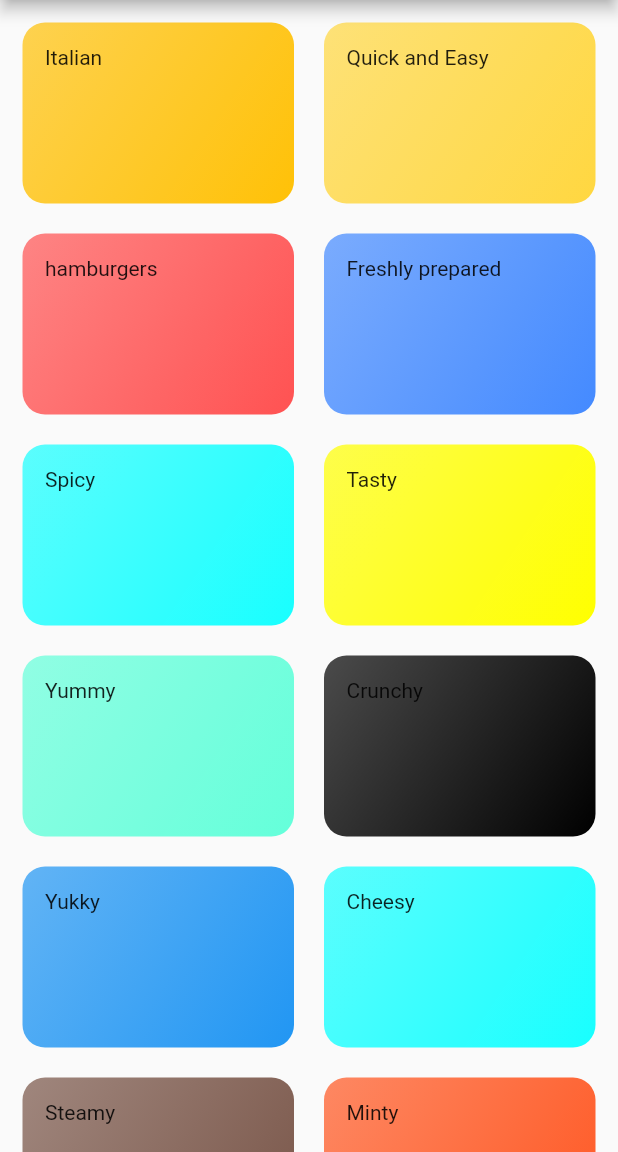
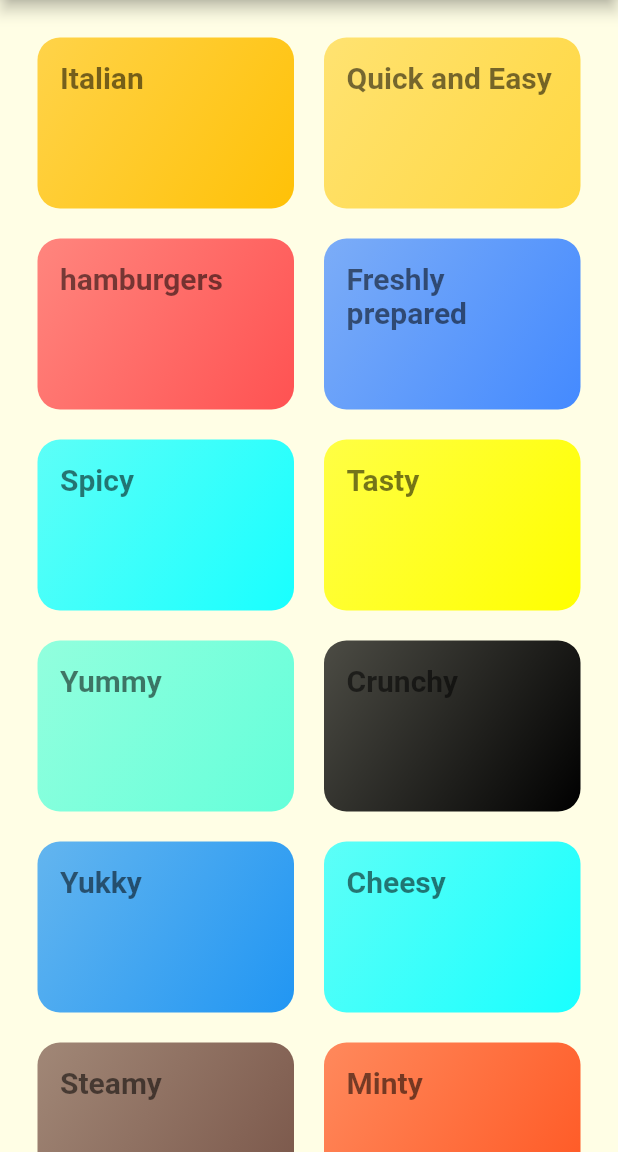
Before and after one commit to famousfishi/meals_fame, a Flutter app: the screen it shows after launch, on a phone screen of 412 x 824 dp, the part 84-1236 px from its top. Run offline on Flutter 3.47's test engine with Material 2 defaults, Android fonts, the phone set to English and light mode, and no system bars.

Commit message:
added themes to meals fame main.dart

```diff
--- a/lib/categories_screen.dart
+++ b/lib/categories_screen.dart
@@ -12,7 +12,7 @@ class CategoriesScreen extends StatelessWidget {
           title: const Text('Meals Fame'),
         ),
         body: GridView(
-          padding: const EdgeInsets.all(15),
+          padding: const EdgeInsets.all(25),
           children: dummycategories.map((categoryData) {
             return CategoryItem(
                 title: categoryData.title, color: categoryData.color);
--- a/lib/category_item.dart
+++ b/lib/category_item.dart
@@ -11,7 +11,10 @@ class CategoryItem extends StatelessWidget {
   Widget build(BuildContext context) {
     return Container(
       padding: const EdgeInsets.all(15),
-      child: Text(title),
+      child: Text(
+        title,
+        style: Theme.of(context).textTheme.caption,
+      ),
       // color: color,
       decoration: BoxDecoration(
           gradient: LinearGradient(
--- a/lib/main.dart
+++ b/lib/main.dart
@@ -12,7 +12,15 @@ class Main extends StatelessWidget {
   Widget build(BuildContext context) {
     return MaterialApp(
       title: 'Meals Fame',
-      theme: ThemeData(primarySwatch: Colors.amber),
+      theme: ThemeData(
+          primarySwatch: Colors.amber,
+          primaryColor: Colors.pinkAccent,
+          textTheme: ThemeData.light().textTheme.copyWith(
+              bodyText1: const TextStyle(color: Color.fromRGBO(20, 51, 51, 1)),
+              bodyText2: const TextStyle(color: Color.fromRGBO(20, 51, 51, 1)),
+              caption:
+                  const TextStyle(fontSize: 20, fontWeight: FontWeight.bold)),
+          canvasColor: const Color.fromRGBO(255, 254, 229, 1)),
       home: const CategoriesScreen(),
       debugShowCheckedModeBanner: false,
     );
```
